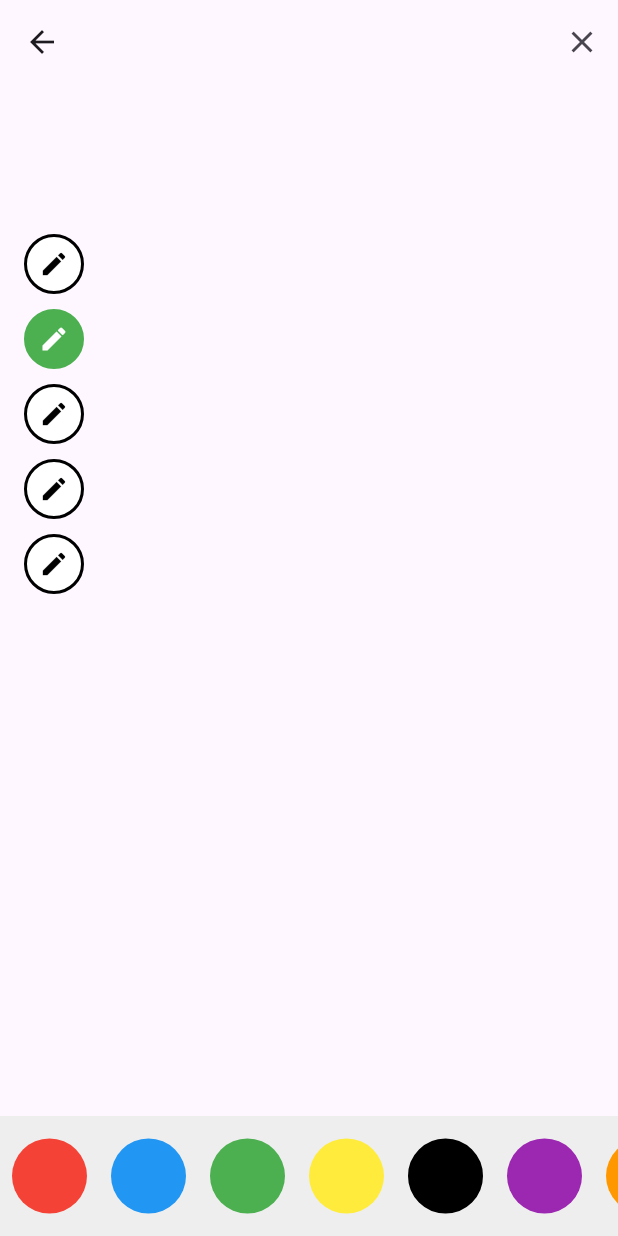
After one commit to GuilDraco/sons-animais, a Flutter app: the screen it shows after launch, after a tap on the "menu" icon, after a tap on "Vamos desenhar?", on a phone screen of 412 x 824 dp. The commit adds this screen. Run offline on Flutter 3.47's test engine with Material 3 defaults, Android fonts, the phone set to English and light mode, and no system bars; our stand-ins replace audioplayers.

Commit message:
Criar tela de pintura

```diff
--- a/lib/ui/pages/my_home_page.dart
+++ b/lib/ui/pages/my_home_page.dart
@@ -1,12 +1,13 @@
 import 'dart:math';
 
 import 'package:audioplayers/audioplayers.dart';
+import 'package:bixinhos/ui/pages/vamos_colorir_game.dart';
 import 'package:flutter/material.dart';
 
 import '../../models/animal.dart';
 import '../../services/animal_services.dart';
 import '../widgets/info_bottom_sheet.dart';
-import 'MemoryGame.dart';
+import 'memory_game.dart';
 import 'animal_guessing_game_state.dart';
 
 class MyHomePage extends StatefulWidget {
@@ -19,16 +20,17 @@ class MyHomePage extends StatefulWidget {
 
 class _MyHomePageState extends State<MyHomePage> with ChangeNotifier {
   final AudioPlayer audioPlayer = AudioPlayer();
-  List<String> options = ["Avalie o App", "Que animal sou eu?", "Jogo da memória"];
+  List<String> options = ["Avalie o App", "Que animal sou eu?", "Jogo da memória", "Vamos desenhar?"];
 
   List<String> subtitle = ["Nos ajude avaliando nosso App.",
-    "Jogo adivinhe de quem é o som", "Se divirta nesse jogo da memória"];
+    "Jogo adivinhe de quem é o som", "Se divirta nesse jogo da memória", "Brincar de desenho"];
 
   final GlobalKey<ScaffoldState> _scaffoldKey = GlobalKey<ScaffoldState>();
 
   List<Icon> icons = [
     const Icon(Icons.star, color: Colors.blue),
     const Icon(Icons.question_answer, color: Colors.blue),
+    const Icon(Icons.lightbulb, color: Colors.blue),
     const Icon(Icons.lightbulb, color: Colors.blue),
   ];
 
@@ -104,7 +106,7 @@ class _MyHomePageState extends State<MyHomePage> with ChangeNotifier {
                   if(i == 0){
 
                   }
-                  if (i == 1) { // Check if it's the "Adivinhe qual é?" option (index 1)
+                  if (i == 1) {
                     Navigator.push(
                       context,
                       MaterialPageRoute(builder: (context) => const AnimalGuessingGame()),
@@ -114,6 +116,12 @@ class _MyHomePageState extends State<MyHomePage> with ChangeNotifier {
                     Navigator.push(
                       context,
                       MaterialPageRoute(builder: (context) => const MemoryGame()),
+                    );
+                  }
+                  if(i == 3){
+                    Navigator.push(
+                      context,
+                      MaterialPageRoute(builder: (context) =>  VamosColorirGame()),
                     );
                   }
                 },
--- /dev/null
+++ b/lib/ui/pages/pintura_toque.dart
@@ -0,0 +1,26 @@
+import 'package:flutter/material.dart';
+
+class PinturaToque extends CustomPainter {
+  final List<MapEntry<Offset?, Paint>> points;
+
+  PinturaToque(this.points);
+
+  @override
+  void paint(Canvas canvas, Size size) {
+    for (int i = 0; i < points.length - 1; i++) {
+      if (points[i].key != null && points[i + 1].key != null) {
+        // Desenha uma linha entre os pontos usando a tinta (Paint)
+        canvas.drawLine(
+          points[i].key!,
+          points[i + 1].key!,
+          points[i].value,
+        );
+      }
+    }
+  }
+
+  @override
+  bool shouldRepaint(covariant CustomPainter oldDelegate) {
+    return true;
+  }
+}
--- /dev/null
+++ b/lib/ui/pages/vamos_colorir_game.dart
@@ -0,0 +1,153 @@
+import 'package:bixinhos/ui/pages/pintura_toque.dart';
+import 'package:flutter/material.dart';
+
+class VamosColorirGame extends StatefulWidget {
+  const VamosColorirGame({super.key});
+
+  @override
+  _VamosColorirGameState createState() => _VamosColorirGameState();
+}
+
+class _VamosColorirGameState extends State<VamosColorirGame> {
+  List<MapEntry<Offset?, Paint>> points = [];
+  Color selectedColor = Colors.black;
+  double strokeWidth = 5.0; // Espessura do traço padrão
+
+  @override
+  Widget build(BuildContext context) {
+    return Scaffold(
+      appBar: AppBar(
+        actions: [
+          IconButton(
+            icon: const Icon(Icons.clear),
+            onPressed: () {
+              setState(() {
+                points.clear(); // Limpa a tela
+              });
+            },
+          ),
+        ],
+      ),
+      body: Stack(
+        children: [
+          GestureDetector(
+            onPanUpdate: (details) {
+              setState(() {
+                points.add(
+                  MapEntry(
+                    details.localPosition,
+                    Paint()
+                      ..color = selectedColor
+                      ..strokeCap = StrokeCap.round
+                      ..strokeWidth = strokeWidth,
+                  ),
+                );
+              });
+            },
+            onPanEnd: (details) {
+              points.add(MapEntry(null, Paint())); // Adiciona uma pausa entre os traços
+            },
+            child: CustomPaint(
+              painter: PinturaToque(points),
+              child: Container(),
+            ),
+          ),
+          Positioned(
+            left: 16,
+            top: 100,
+            child: Column(
+              children: [
+                _buildStrokeWidthSelector(2.0),
+                const SizedBox(height: 10),
+                _buildStrokeWidthSelector(5.0),
+                const SizedBox(height: 10),
+                _buildStrokeWidthSelector(8.0),
+                const SizedBox(height: 10),
+                _buildStrokeWidthSelector(12.0),
+                const SizedBox(height: 10),
+                _buildStrokeWidthSelector(16.0),
+              ],
+            ),
+          ),
+          // Paleta de cores na parte inferior
+          Positioned(
+            bottom: 0,
+            left: 0,
+            right: 0,
+            child: Container(
+              height: 80,
+              color: Colors.grey[200],
+              child: SingleChildScrollView(
+                scrollDirection: Axis.horizontal,
+                child: Row(
+                  children: [
+                    _buildColorPicker(Colors.red),
+                    _buildColorPicker(Colors.blue),
+                    _buildColorPicker(Colors.green),
+                    _buildColorPicker(Colors.yellow),
+                    _buildColorPicker(Colors.black),
+                    _buildColorPicker(Colors.purple),
+                    _buildColorPicker(Colors.orange),
+                    _buildColorPicker(Colors.pink),
+                    _buildColorPicker(Colors.brown),
+                    _buildColorPicker(Colors.teal),
+                  ],
+                ),
+              ),
+            ),
+          ),
+        ],
+      ),
+    );
+  }
+
+  Widget _buildStrokeWidthSelector(double width) {
+    return GestureDetector(
+      onTap: () {
+        setState(() {
+          strokeWidth = width; // Define a espessura do traço
+        });
+      },
+      child: Container(
+        width: 40,
+        height: 40,
+        decoration: BoxDecoration(
+          color: strokeWidth == width ? Colors.green : Colors.white, // Círculo verde quando selecionado
+          shape: BoxShape.circle,
+          border: Border.all(
+            width: 2,
+            color: strokeWidth == width ? Colors.green : Colors.black,
+          ),
+        ),
+        child: Icon(
+          Icons.create, // Ícone de caneta
+          size: 20,
+          color: strokeWidth == width ? Colors.white : Colors.black, // Ícone verde quando selecionado
+        ),
+      ),
+    );
+  }
+
+  Widget _buildColorPicker(Color color) {
+    return GestureDetector(
+      onTap: () {
+        setState(() {
+          selectedColor = color; // Define a cor selecionada
+        });
+      },
+      child: Container(
+        margin: const EdgeInsets.symmetric(horizontal: 8),
+        width: 50,
+        height: 50,
+        decoration: BoxDecoration(
+          color: color,
+          shape: BoxShape.circle,
+          border: Border.all(
+            width: 3,
+            color: selectedColor == color ? Colors.black : Colors.transparent,
+          ),
+        ),
+      ),
+    );
+  }
+}
```
Also changed, not shown: lib/ui/pages/memory_game.dart (renamed from lib/ui/pages/MemoryGame.dart).
